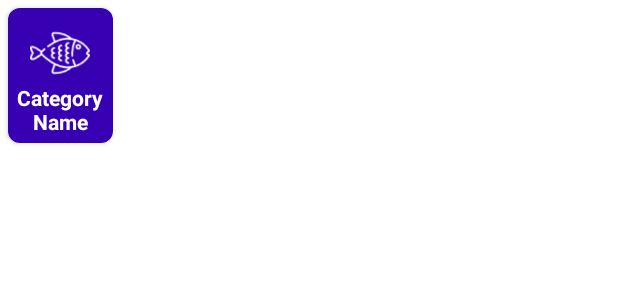
After one commit to LasiniD/food_store, an Android app: the layout home_cat_item.xml on its own in the app's theme, with its tools: preview values and no code run, on a phone screen of 412 x 824 dp. The commit adds this screen. Shown: the top 300 px of the screen. Run offline under Robolectric (Android 15) with nearby library versions, the phone set to English and light mode, and no system bars.

Commit message:
Home page UI basic

```diff
--- /dev/null
+++ b/app/src/main/res/layout/home_cat_item.xml
@@ -0,0 +1,35 @@
+<?xml version="1.0" encoding="utf-8"?>
+<androidx.cardview.widget.CardView xmlns:android="http://schemas.android.com/apk/res/android"
+    android:layout_width="70dp"
+    android:layout_height="90dp"
+    xmlns:app="http://schemas.android.com/apk/res-auto"
+    android:layout_margin="5dp"
+    app:cardCornerRadius="8dp">
+
+    <LinearLayout
+        android:layout_width="match_parent"
+        android:layout_height="match_parent"
+        android:background="@color/purple_700"
+        android:gravity="center_horizontal"
+        android:orientation="vertical">
+
+        <ImageView
+            android:id="@+id/home_cat_img"
+            android:layout_width="40dp"
+            android:layout_height="40dp"
+            android:layout_marginTop="10dp"
+            android:src="@drawable/fish"
+            app:tint="@color/white" />
+
+        <TextView
+            android:id="@+id/home_cat_name"
+            android:layout_width="65dp"
+            android:layout_height="60dp"
+            android:text="Category Name"
+            android:textAlignment="center"
+            android:textStyle="bold"
+            android:textColor="@color/white"/>
+
+    </LinearLayout>
+
+</androidx.cardview.widget.CardView>
--- a/gradle/libs.versions.toml
+++ b/gradle/libs.versions.toml
@@ -14,6 +14,7 @@ activity = "1.9.0"
 googleGmsGoogleServices = "4.4.2"
 firebaseAuth = "23.0.0"
 firebaseDatabase = "21.0.0"
+firebaseFirestore = "25.0.0"
 
 [libraries]
 junit = { group = "junit", name = "junit", version.ref = "junit" }
@@ -29,6 +30,7 @@ navigation-ui = { group = "androidx.navigation", name = "navigation-ui", version
 activity = { group = "androidx.activity", name = "activity", version.ref = "activity" }
 firebase-auth = { group = "com.google.firebase", name = "firebase-auth", version.ref = "firebaseAuth" }
 firebase-database = { group = "com.google.firebase", name = "firebase-database", version.ref = "firebaseDatabase" }
+firebase-firestore = { group = "com.google.firebase", name = "firebase-firestore", version.ref = "firebaseFirestore" }
 
 [plugins]
 android-application = { id = "com.android.application", version.ref = "agp" }
```
Also changed, not shown: app/build.gradle.kts (+11 -0 lines), app/src/main/java/com/example/foodstore/adapters/HomeAdapter.java (added, +57 -0 lines), app/src/main/java/com/example/foodstore/adapters/PopularAdapters.java (added, +62 -0 lines), app/src/main/java/com/example/foodstore/models/HomeCategory.java (added, +40 -0 lines), app/src/main/java/com/example/foodstore/models/PopularModel.java (added, +70 -0 lines), app/src/main/java/com/example/foodstore/ui/home/HomeFragment.java (+77 -0 lines), app/src/main/res/layout/popular_item.xml (+58 -1 lines).
